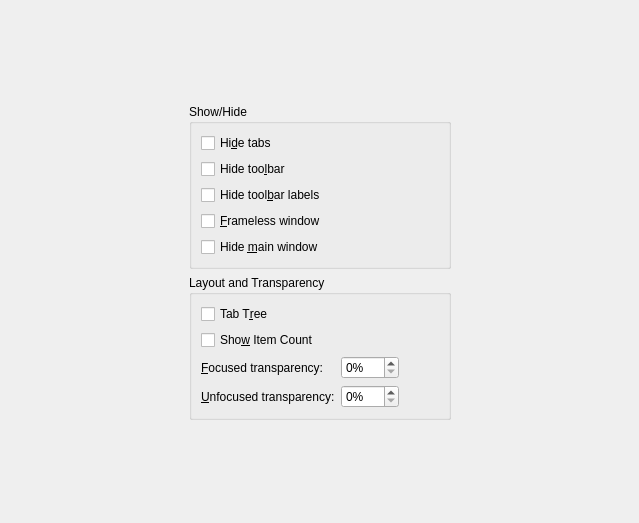
The window that src/ui/configtablayout.ui (hluk/CopyQ) describes before a commit, drawn with Qt 5.
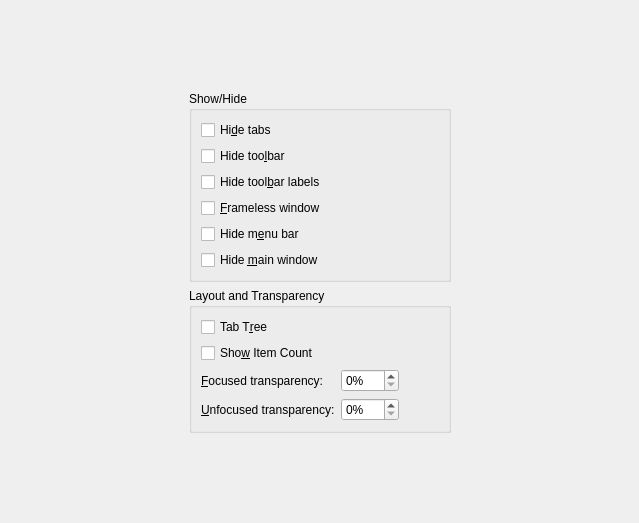
The same window after the commit.

Commit message:
Add option to hide the menu bar
The main window can already hide its tabs, toolbar and toolbar labels,
but not the menu bar.

Hiding it is only safe while the menu stays reachable, so with the
option on, the item context menu gains Show Menu Bar, Preferences and
Exit, and a new Show Menu Bar action is bound to Ctrl+M. The action
belongs to the main window rather than to the menu bar, so its
shortcut keeps working while the bar is hidden, and showing the bar
clears the option so the window cannot be left with no way out.

Part of #3716

What changed in the file:
```diff
--- a/src/ui/configtablayout.ui
+++ b/src/ui/configtablayout.ui
@@ -99,6 +99,16 @@
               </property>
              </widget>
             </item>
+            <item>
+             <widget class="QCheckBox" name="checkBoxHideMenuBar">
+              <property name="toolTip">
+               <string>Hide menu bar (the item context menu can show it again)</string>
+              </property>
+              <property name="text">
+               <string>Hide m&amp;enu bar</string>
+              </property>
+             </widget>
+            </item>
             <item>
              <widget class="QCheckBox" name="checkBoxHideWindow">
               <property name="toolTip">
```
The commit also changes 8 other files.
